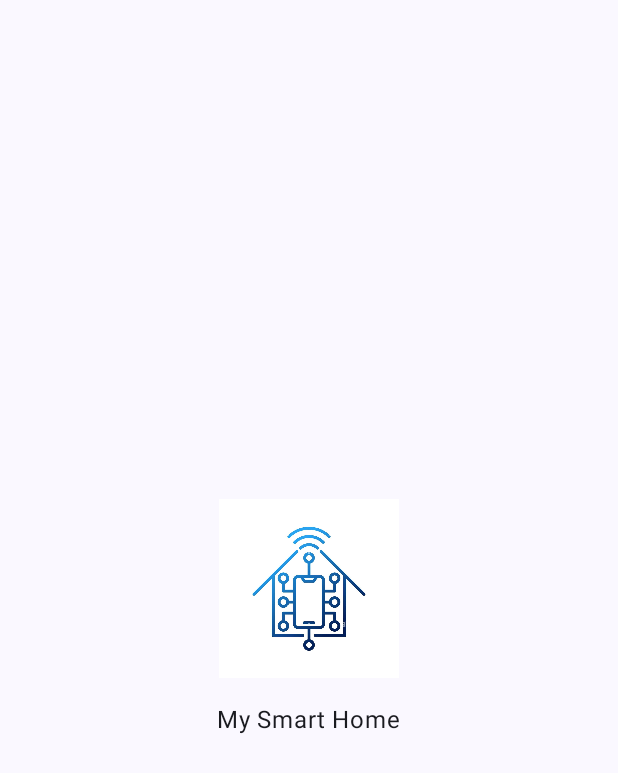
After one commit to melika2403/Mobile_App_Controll_Arduino, an Android app built with Jetpack Compose: the composable SplashScreen shown on its own in the app's theme, on a phone screen of 412 x 824 dp. The commit adds this screen. Shown: the top 773 px of the screen. Run offline under Robolectric (Android 15) with nearby library versions, the phone set to English and light mode, and no system bars.

Commit message:
Splash Screen implementiran

```diff
--- /dev/null
+++ b/app/src/main/java/com/example/arduino/ui/SplashScreen.kt
@@ -0,0 +1,43 @@
+package com.example.arduino.ui
+
+import androidx.compose.foundation.Image
+import androidx.compose.foundation.background
+import androidx.compose.foundation.layout.Box
+import androidx.compose.foundation.layout.Column
+import androidx.compose.foundation.layout.Spacer
+import androidx.compose.foundation.layout.fillMaxSize
+import androidx.compose.foundation.layout.height
+import androidx.compose.foundation.layout.size
+import androidx.compose.material3.MaterialTheme
+import androidx.compose.material3.Text
+import androidx.compose.runtime.Composable
+import com.example.arduino.R
+import androidx.compose.ui.Alignment
+import androidx.compose.ui.Modifier
+import androidx.compose.ui.res.painterResource
+import androidx.compose.ui.unit.dp
+
+@Composable
+fun SplashScreen() {
+    Box(
+        modifier = Modifier
+            .fillMaxSize()
+            .background(MaterialTheme.colorScheme.background),
+        contentAlignment = Alignment.Center
+    ) {
+        Column(
+            horizontalAlignment = Alignment.CenterHorizontally
+        ) {
+            Image(
+                painter = painterResource(R.drawable.logo),
+                contentDescription = "App Logo",
+                modifier = Modifier.size(120.dp)
+            )
+            Spacer(modifier = Modifier.height(16.dp))
+            Text(
+                text = "My Smart Home",
+                color = MaterialTheme.colorScheme.onBackground
+            )
+        }
+    }
+}
```
Also changed, not shown: app/src/main/java/com/example/arduino/MainActivity.kt (+21 -1 lines), app/src/main/res/drawable/logo.jpg (added).
